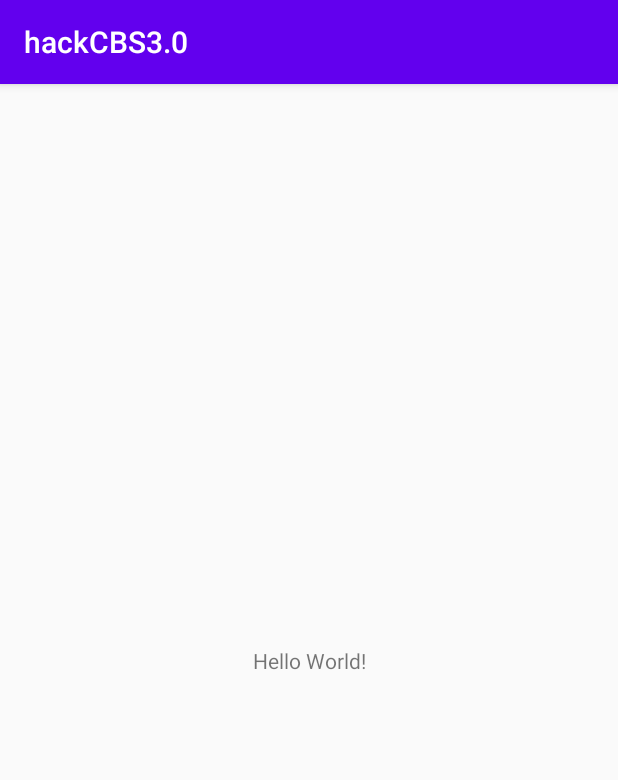
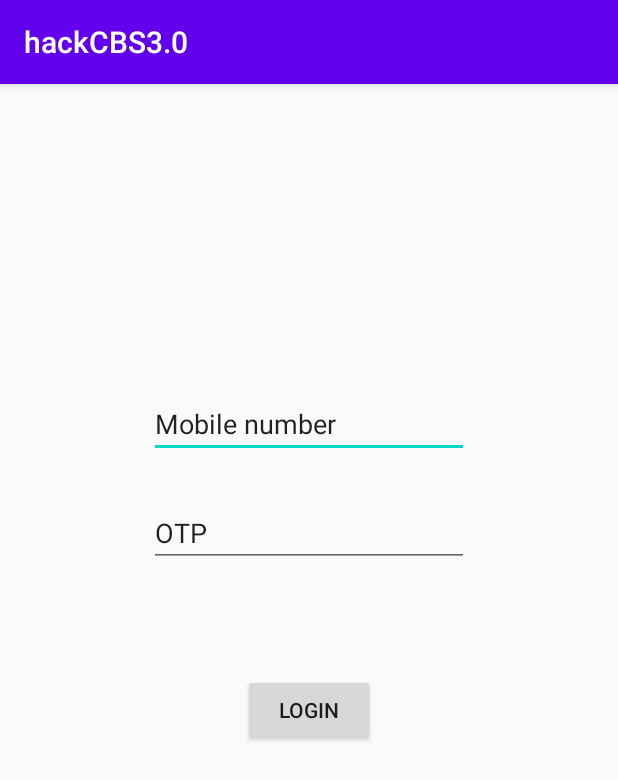
Before and after one commit to mabhinav004/hackCBS3.0, an Android app: the screen it shows after launch (MainActivity), on a phone screen of 412 x 824 dp. Shown: the top 780 px of the screen. Run offline under Robolectric (Android 15) with nearby library versions, the phone set to English and light mode, and no system bars.

Commit message:
login basic

```diff
--- a/app/src/main/res/layout/activity_main.xml
+++ b/app/src/main/res/layout/activity_main.xml
@@ -6,13 +6,40 @@
     android:layout_height="match_parent"
     tools:context=".MainActivity">
 
-    <TextView
+    <EditText
+        android:id="@+id/MobileNumber"
         android:layout_width="wrap_content"
         android:layout_height="wrap_content"
-        android:text="Hello World!"
-        app:layout_constraintBottom_toBottomOf="parent"
-        app:layout_constraintLeft_toLeftOf="parent"
-        app:layout_constraintRight_toRightOf="parent"
+        android:layout_marginTop="204dp"
+        android:ems="10"
+        android:inputType="textPersonName"
+        android:text="Mobile number"
+        app:layout_constraintEnd_toEndOf="parent"
+        app:layout_constraintHorizontal_bias="0.5"
+        app:layout_constraintStart_toStartOf="parent"
         app:layout_constraintTop_toTopOf="parent" />
 
+    <EditText
+        android:id="@+id/OTP"
+        android:layout_width="wrap_content"
+        android:layout_height="wrap_content"
+        android:layout_marginTop="27dp"
+        android:ems="10"
+        android:inputType="textPersonName"
+        android:text="OTP"
+        app:layout_constraintEnd_toEndOf="parent"
+        app:layout_constraintHorizontal_bias="0.5"
+        app:layout_constraintStart_toStartOf="parent"
+        app:layout_constraintTop_toBottomOf="@+id/MobileNumber" />
+
+    <Button
+        android:id="@+id/Login"
+        android:layout_width="wrap_content"
+        android:layout_height="wrap_content"
+        android:layout_marginTop="71dp"
+        android:text="Login"
+        app:layout_constraintEnd_toEndOf="parent"
+        app:layout_constraintHorizontal_bias="0.5"
+        app:layout_constraintStart_toStartOf="parent"
+        app:layout_constraintTop_toBottomOf="@+id/OTP" />
 </androidx.constraintlayout.widget.ConstraintLayout>
```
